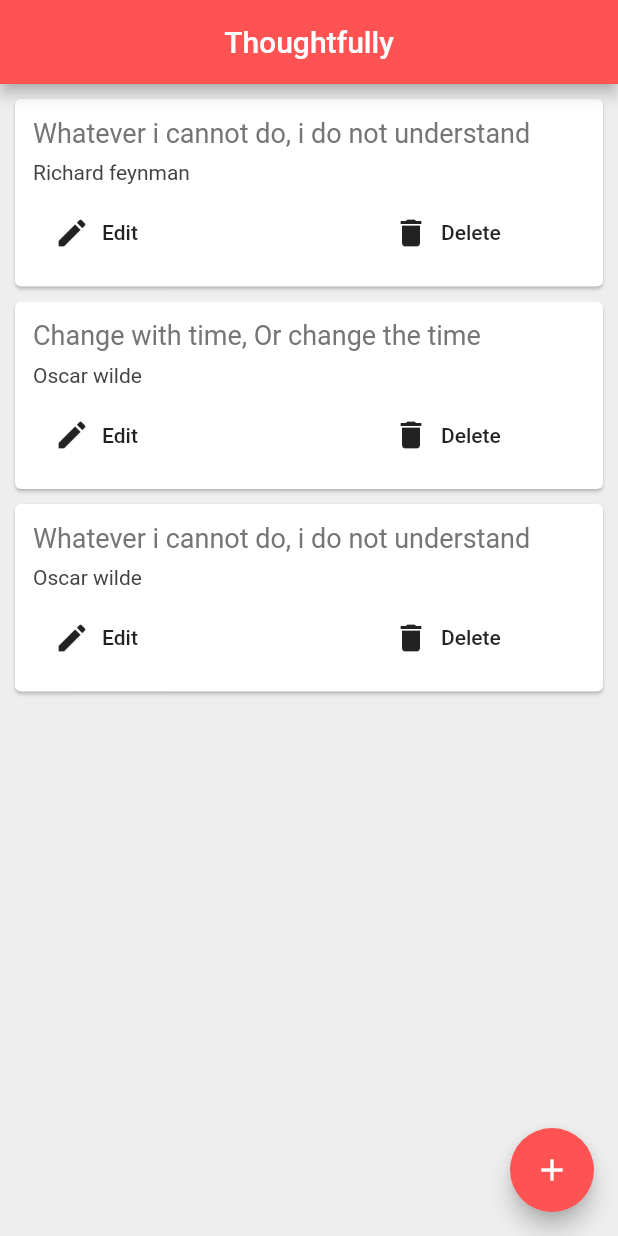
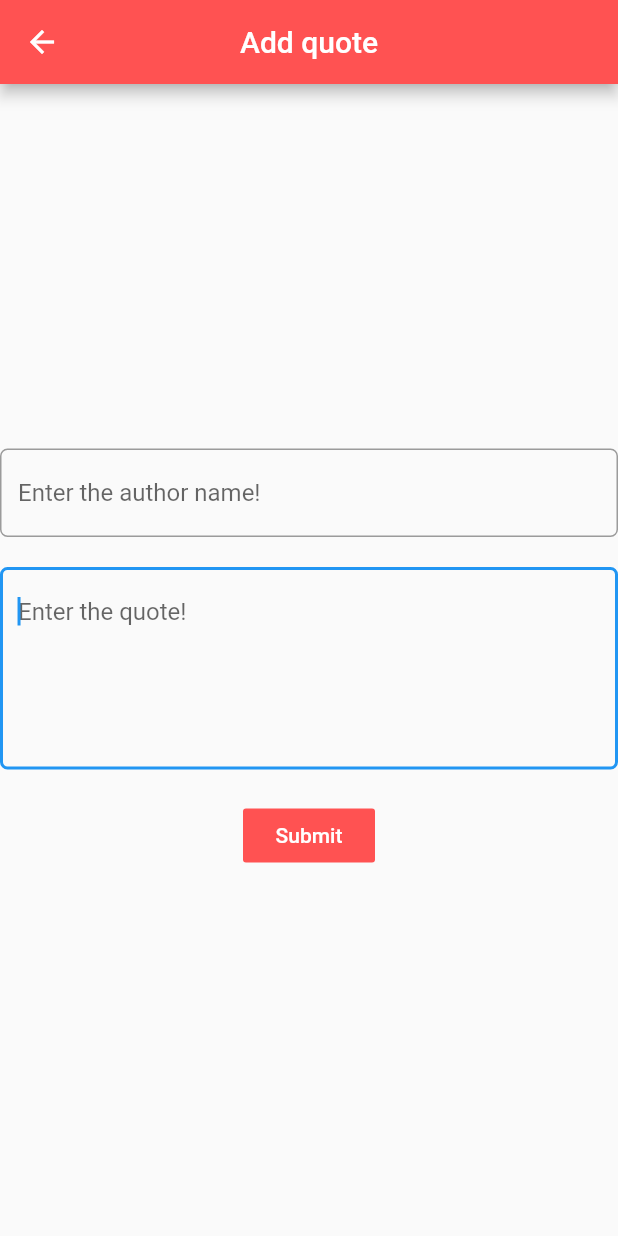
Before and after one commit to galanteria01/thoughtfully_quote_keeper, a Flutter app: the screen it shows after launch, after a tap on the "add" icon, on a phone screen of 412 x 824 dp. Run offline on Flutter 3.47's test engine with Material 2 defaults, Android fonts, the phone set to English and light mode, and no system bars.

```diff
--- a/lib/AddQuote.dart
+++ b/lib/AddQuote.dart
@@ -1,11 +1,15 @@
+import 'package:flutter/cupertino.dart';
 import 'package:flutter/material.dart';
+import 'package:flutter/painting.dart';
 
-class AddNote extends StatefulWidget {
+class AddQuote extends StatefulWidget {
   @override
-  _AddNoteState createState() => _AddNoteState();
+  _AddQuoteState createState() => _AddQuoteState();
 }
 
-class _AddNoteState extends State<AddNote> {
+class _AddQuoteState extends State<AddQuote> {
+  String authorName;
+  String quote;
   @override
   Widget build(BuildContext context) {
     return Scaffold(
@@ -15,14 +19,49 @@ class _AddNoteState extends State<AddNote> {
         backgroundColor: Colors.redAccent,
       ),
       body: Column(
+        mainAxisAlignment: MainAxisAlignment.center,
         children: <Widget>[
-          Text("Enter the author name"),
+
           TextField(
+            maxLines: 1,
+            onChanged: (text) {
+              authorName = text;
+            },
             decoration: InputDecoration(
-              border: InputBorder.none,
-              hintText:"Enter the author name",
+
+              border: OutlineInputBorder(
+                borderRadius: BorderRadius.circular(5.0),
+              ),
+              hintText:"Enter the author name!",
             ),
+
           ),
+          SizedBox(height: 20.0,),
+          TextField(
+            onChanged: (text) {
+              quote = text;
+            },
+            autofocus: true,
+            maxLines: 5,
+            decoration: InputDecoration(
+              hoverColor: Colors.white,
+              border: OutlineInputBorder(
+                borderRadius: BorderRadius.circular(5.0),
+              ),
+              hintText: "Enter the quote!"
+            ),
+
+          ),
+          SizedBox(height: 20.0,),
+          FlatButton(
+              onPressed: () {},
+              color: Colors.redAccent,
+
+              child: Text("Submit",
+              style: TextStyle(
+                color: Colors.white,
+
+              ),))
         ],
       ),
     );
--- a/lib/main.dart
+++ b/lib/main.dart
@@ -2,16 +2,24 @@ import 'package:data_learn/Quote.dart';
 import 'package:flutter/material.dart';
 import 'package:flutter/rendering.dart';
 
+import 'AddQuote.dart';
 import 'QuoteCard.dart';
 
 void main() {
+
   runApp(MaterialApp(
-    home: Quotes(),
+    initialRoute: '/',
+    routes: {
+      '/': (context) => Quotes(),
+      '/add': (context) => AddQuote(),
+    },
+
   ));
 
 }
 
 class Quotes extends StatefulWidget {
+
   @override
   _QuotesState createState() => _QuotesState();
 }
@@ -53,7 +61,9 @@ class _QuotesState extends State<Quotes> {
         )).toList(),
       ),
       floatingActionButton: FloatingActionButton(
-        onPressed: () { },
+        onPressed: () {
+          Navigator.pushNamed(context, '/add');
+        },
         backgroundColor: Colors.redAccent,
         child: Icon(
           Icons.add,
```
